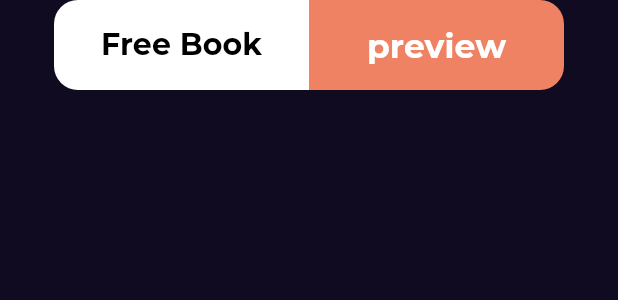
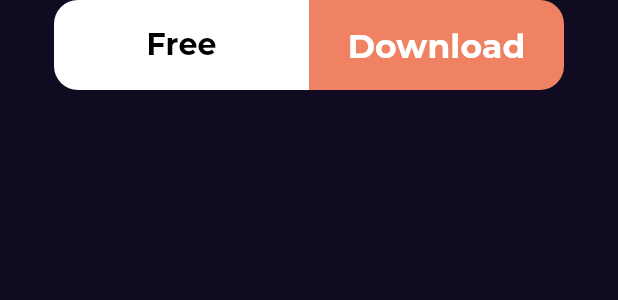
Before and after one commit to OmarGamalDev/bookly_app, a Flutter app: the BookAction widget shown alone on an empty page, opened directly, on a phone screen of 412 x 824 dp. Shown: the top 300 px of the screen. Run offline on Flutter 3.47's test engine with Material 3 defaults, Android fonts, the phone set to English and light mode, and no system bars; our stand-ins replace cached_network_image, dartz, dio, easy_localization, equatable, flutter_bloc and 5 more; network calls fail.

```diff
--- a/assets/translations/ar.json
+++ b/assets/translations/ar.json
@@ -1,16 +1,16 @@
 {
   "readFreeBooks": "أقرأ كتب مجانية",
   "search": "بحث",
+  "searchResult": "نتائج البحث",
   "newestBooks": "أحدث الكتب",
   "free": "مجاني",
   "language": "اللغة",
   "theme": "الوضع",
   "lightMode": "الوضع النهاري",
   "darkMode": "الوضع الليلي",
-  "youCanAlsoLike": "يمكنك أيضا أن تعجبك",
+  "youCanAlsoLike": "يمكن أيضا أن يعجبك",
   "notAvailable": "غير متاح",
   "download": "تحميل",
   "arabicLanguage": "اللغة العربية",
   "englishLanguage": "اللغة الإنجليزية"
-
 }
--- a/assets/translations/en.json
+++ b/assets/translations/en.json
@@ -1,6 +1,7 @@
 {
   "readFreeBooks": "Read Free Books",
   "search": "Search",
+  "searchResult": "Search Result",
   "newestBooks": "Newest Books",
   "free": "Free",
   "language": "Language",
--- a/lib/Features/home/presentation/views/widgets/best_seller_list_view_item.dart
+++ b/lib/Features/home/presentation/views/widgets/best_seller_list_view_item.dart
@@ -67,6 +67,7 @@ class BestSellerListViewItem extends StatelessWidget {
                   children: [
                     Text(
                       LocaleKeys.free.tr(),
+                      locale: context.locale,
                       style: Styles.textStyle20.copyWith(
                         color: AppColors.whiteColor,
                         fontWeight: FontWeight.bold,
--- a/lib/Features/home/presentation/views/widgets/book_action.dart
+++ b/lib/Features/home/presentation/views/widgets/book_action.dart
@@ -1,6 +1,8 @@
+import 'package:bookly_app/core/shared_widgets/custom_text_button.dart';
 import 'package:bookly_app/core/utils/app_colors.dart';
 import 'package:bookly_app/core/utils/app_styles.dart';
-import 'package:bookly_app/core/shared_widgets/custom_text_button.dart';
+import 'package:bookly_app/generated/locale_keys.g.dart';
+import 'package:easy_localization/easy_localization.dart';
 import 'package:flutter/material.dart';
 
 class BookAction extends StatelessWidget {
@@ -15,35 +17,31 @@ class BookAction extends StatelessWidget {
           Expanded(
             child: CustomTextButton(
               backgroundColor: AppColors.whiteColor,
-              text: 'Free Book',
+              text: LocaleKeys.free.tr(),
               textStyle: Styles.textStyle20.copyWith(
                 color: AppColors.blackColor,
                 fontWeight: FontWeight.bold,
               ),
               onPressed: () {},
-              borderRadius: const BorderRadius.only(
-                topRight: Radius.circular(0),
-                bottomRight: Radius.circular(0),
-                topLeft: Radius.circular(16),
-                bottomLeft: Radius.circular(16),
+              borderRadius: const BorderRadiusDirectional.only(
+                topStart: Radius.circular(16),
+                bottomStart: Radius.circular(16),
               ),
             ),
           ),
           Expanded(
             child: CustomTextButton(
               backgroundColor: AppColors.redColor,
-              text: 'preview',
+              text: LocaleKeys.download.tr(),
               textStyle: Styles.textStyle20.copyWith(
                 color: AppColors.whiteColor,
                 fontWeight: FontWeight.bold,
                 fontSize: 22,
               ),
               onPressed: () {},
-              borderRadius: const BorderRadius.only(
-                topRight: Radius.circular(16),
-                bottomRight: Radius.circular(16),
-                topLeft: Radius.circular(0),
-                bottomLeft: Radius.circular(0),
+              borderRadius: const BorderRadiusDirectional.only(
+                topEnd: Radius.circular(16),
+                bottomEnd: Radius.circular(16),
               ),
             ),
           ),
--- a/lib/Features/home/presentation/views/widgets/home_view_body.dart
+++ b/lib/Features/home/presentation/views/widgets/home_view_body.dart
@@ -32,6 +32,7 @@ class _HomeViewBodyState extends State<HomeViewBody> {
                 padding: const EdgeInsets.symmetric(horizontal: 30),
                 child: Text(
                   LocaleKeys.newestBooks.tr(),
+                  locale: context.locale,
                   style: Styles.textStyle20.copyWith(
                     color: AppColors.whiteColor,
                     fontSize: 22,
--- a/lib/Features/search/presentation/views/widgets/custom_search_text_field.dart
+++ b/lib/Features/search/presentation/views/widgets/custom_search_text_field.dart
@@ -1,4 +1,6 @@
 import 'package:bookly_app/core/utils/app_colors.dart';
+import 'package:bookly_app/generated/locale_keys.g.dart';
+import 'package:easy_localization/easy_localization.dart';
 import 'package:flutter/material.dart';
 
 class CustomSearchTextField extends StatelessWidget {
@@ -8,7 +10,7 @@ class CustomSearchTextField extends StatelessWidget {
   Widget build(BuildContext context) {
     return TextField(
       decoration: InputDecoration(
-        hintText: 'Search',
+        hintText: LocaleKeys.search.tr(),
         hintStyle: TextStyle(color: AppColors.whiteColor),
         filled: true,
         suffixIcon: Icon(Icons.search),
--- a/lib/Features/search/presentation/views/widgets/search_view_body.dart
+++ b/lib/Features/search/presentation/views/widgets/search_view_body.dart
@@ -2,6 +2,8 @@ import 'package:bookly_app/Features/search/presentation/views/widgets/custom_sea
 import 'package:bookly_app/Features/search/presentation/views/widgets/search_result_list_view.dart';
 import 'package:bookly_app/core/utils/app_colors.dart';
 import 'package:bookly_app/core/utils/app_styles.dart';
+import 'package:bookly_app/generated/locale_keys.g.dart';
+import 'package:easy_localization/easy_localization.dart';
 import 'package:flutter/material.dart';
 
 class SearchViewBody extends StatelessWidget {
@@ -21,7 +23,7 @@ class SearchViewBody extends StatelessWidget {
                 CustomSearchTextField(),
                 const SizedBox(height: 30),
                 Text(
-                  "Search Results",
+                  LocaleKeys.searchResult.tr(),
                   style: Styles.textStyle18.copyWith(
                     color: AppColors.whiteColor,
                     fontSize: 22,
--- a/lib/Features/splash/presentation/views/widgets/sliding_text.dart
+++ b/lib/Features/splash/presentation/views/widgets/sliding_text.dart
@@ -19,6 +19,7 @@ class SlidingText extends StatelessWidget {
             position: slidingAnimation,
             child: Text(
               LocaleKeys.readFreeBooks.tr(),
+              locale: context.locale,
               textAlign: TextAlign.center,
               style: Styles.logoText,
             ),
--- a/lib/core/shared_widgets/custom_text_button.dart
+++ b/lib/core/shared_widgets/custom_text_button.dart
@@ -12,7 +12,7 @@ class CustomTextButton extends StatelessWidget {
   final Color backgroundColor;
   final String text;
   final VoidCallback onPressed;
-  final BorderRadius? borderRadius;
+  final BorderRadiusGeometry? borderRadius;
   final TextStyle textStyle;
   @override
   Widget build(BuildContext context) {
@@ -21,7 +21,7 @@ class CustomTextButton extends StatelessWidget {
         backgroundColor: backgroundColor,
         minimumSize: const Size(double.infinity, 60),
         shape: RoundedRectangleBorder(
-          borderRadius: borderRadius ?? BorderRadius.circular(16),
+          borderRadius: borderRadius ?? BorderRadiusDirectional.all(Radius.circular(16)),
         ),
       ),
       onPressed: onPressed,
```
Also changed, not shown: lib/Features/home/presentation/views/widgets/similar_book_section.dart (+6 -3 lines), lib/generated/codegen_loader.g.dart, lib/generated/locale_keys.g.dart.
